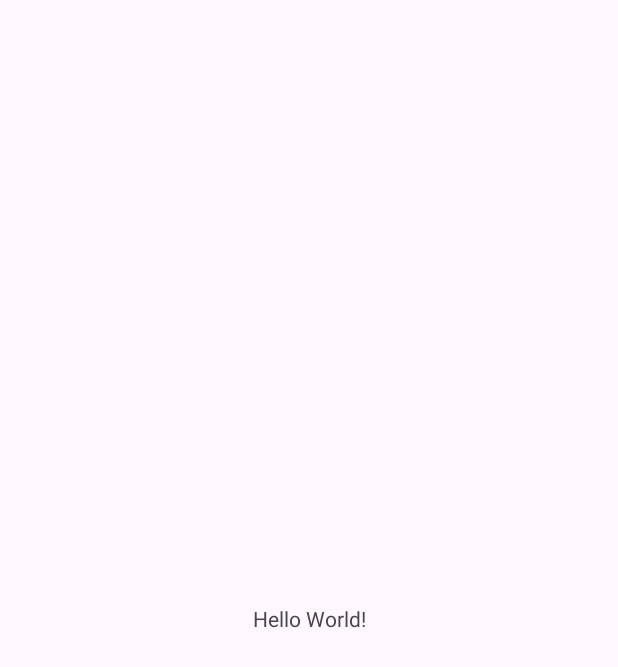
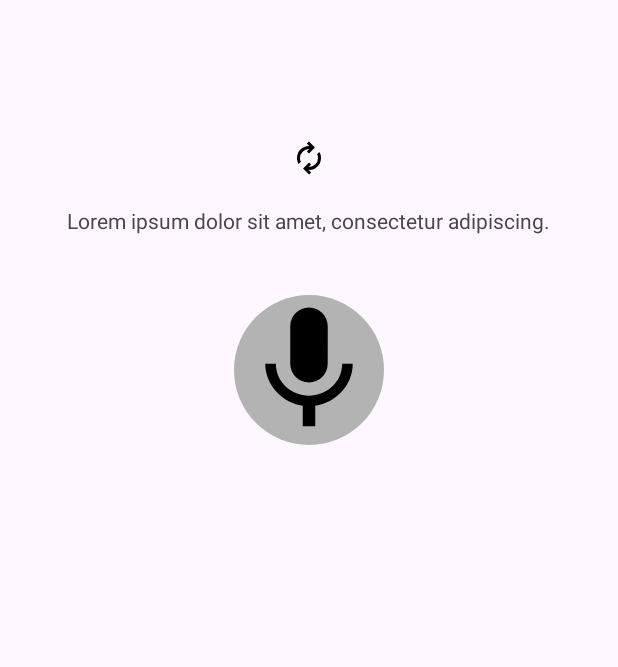
Before and after one commit to XezolesS/echo-app, an Android app: the screen it shows after launch (MainActivity), on a phone screen of 412 x 824 dp. Before the commit the part shown is almost empty. Shown: the top 667 px of the screen. Run offline under Robolectric (Android 15) with nearby library versions, the phone set to English and light mode, and no system bars.

Commit message:
feat: View and recording prototype (#1)

```diff
--- a/app/src/main/AndroidManifest.xml
+++ b/app/src/main/AndroidManifest.xml
@@ -1,6 +1,8 @@
 <?xml version="1.0" encoding="utf-8"?>
 <manifest xmlns:android="http://schemas.android.com/apk/res/android"
     xmlns:tools="http://schemas.android.com/tools">
+
+    <uses-permission android:name="android.permission.RECORD_AUDIO" />
 
     <application
         android:allowBackup="true"
--- a/app/src/main/java/com/graphonic/echoapp/MainActivity.kt
+++ b/app/src/main/java/com/graphonic/echoapp/MainActivity.kt
@@ -1,12 +1,27 @@
 package com.graphonic.echoapp
 
+import android.content.Context
+import android.content.pm.PackageManager
+import android.media.MediaRecorder
+import android.os.Build
 import android.os.Bundle
+import android.util.Log
+import android.widget.Button
+import android.widget.ImageButton
 import androidx.activity.enableEdgeToEdge
 import androidx.appcompat.app.AppCompatActivity
+import androidx.core.content.ContextCompat
 import androidx.core.view.ViewCompat
 import androidx.core.view.WindowInsetsCompat
+import java.io.IOException
 
 class MainActivity : AppCompatActivity() {
+    private val REQUEST_RECORD_AUDIO_PERMISSION = 200
+
+    private var mediaRecorder: MediaRecorder? = null
+    private var audioFilePath: String = ""
+    private var isRecording: Boolean = false
+
     override fun onCreate(savedInstanceState: Bundle?) {
         super.onCreate(savedInstanceState)
         enableEdgeToEdge()
@@ -16,5 +31,87 @@ class MainActivity : AppCompatActivity() {
             v.setPadding(systemBars.left, systemBars.top, systemBars.right, systemBars.bottom)
             insets
         }
+
+        requestPermission()
+        setRecordingPath(this)
+        registerButtonEvents()
+    }
+
+    private fun checkAudioPermission(): Boolean {
+        return checkSelfPermission(android.Manifest.permission.RECORD_AUDIO) ==
+                PackageManager.PERMISSION_GRANTED
+    }
+
+    private fun requestPermission() {
+        if (checkAudioPermission()) {
+            return
+        }
+
+        requestPermissions(
+            arrayOf(android.Manifest.permission.RECORD_AUDIO),
+            REQUEST_RECORD_AUDIO_PERMISSION)
+    }
+
+    private fun setRecordingPath(context: Context) {
+        // Save to the app's cache directory
+        audioFilePath = "${context.externalCacheDir?.absolutePath}/myaudio.3gp"
+    }
+
+    private fun startRecording(context: Context) {
+        mediaRecorder = if (Build.VERSION.SDK_INT >= Build.VERSION_CODES.S) {
+            MediaRecorder(context) // for modern APIs (31 or newer)
+        } else {
+            @Suppress("DEPRECATION")
+            MediaRecorder() // for older APIs
+        }.apply {
+            setAudioSource(MediaRecorder.AudioSource.MIC)
+            setOutputFormat(MediaRecorder.OutputFormat.THREE_GPP)
+            setOutputFile(audioFilePath)
+            setAudioEncoder(MediaRecorder.AudioEncoder.AMR_NB)
+
+            try {
+                prepare()
+            } catch (e: IOException) {
+                Log.e("AudioRecorder", "prepare() failed: ${e.message}")
+            }
+
+            start()
+        }
+
+        isRecording = true
+        Log.d("AudioRecorder", "Recording started at: $audioFilePath")
+    }
+
+    private fun stopRecording() {
+        mediaRecorder?.apply {
+            try {
+                stop()
+                release()
+            } catch (e: Exception) {
+                Log.e("AudioRecorder", "Stop/Release failed: ${e.message}")
+            }
+        }
+
+        mediaRecorder = null
+        isRecording = false
+        Log.d("AudioRecorder", "Recording stopped.")
+    }
+
+    private fun registerButtonEvents() {
+        val recordButton = findViewById<ImageButton>(R.id.record_button)
+        recordButton.setOnClickListener {
+            if (isRecording) {
+                stopRecording()
+
+                val stopColor = ContextCompat.getColorStateList(this, R.color.primary_2)
+                recordButton.backgroundTintList = stopColor
+            } else {
+                startRecording(this)
+
+                val recordColor = ContextCompat.getColorStateList(this, R.color.accent_processing)
+                recordButton.backgroundTintList = recordColor
+            }
+        }
+
     }
 }
--- /dev/null
+++ b/app/src/main/res/drawable/button_circular_background.xml
@@ -0,0 +1,5 @@
+<?xml version="1.0" encoding="utf-8"?>
+<shape xmlns:android="http://schemas.android.com/apk/res/android">
+    <solid android:color="@color/primary_2" />
+    <corners android:radius="100dp" />
+</shape>
--- /dev/null
+++ b/app/src/main/res/drawable/mic_24.xml
@@ -0,0 +1,10 @@
+<vector xmlns:android="http://schemas.android.com/apk/res/android"
+    android:height="24dp"
+    android:tint="@color/primary_5"
+    android:viewportHeight="24"
+    android:viewportWidth="24"
+    android:width="24dp">
+    <path
+        android:fillColor="@color/primary_5"
+        android:pathData="M12,14c1.66,0 2.99,-1.34 2.99,-3L15,5c0,-1.66 -1.34,-3 -3,-3S9,3.34 9,5v6c0,1.66 1.34,3 3,3zM17.3,11c0,3 -2.54,5.1 -5.3,5.1S6.7,14 6.7,11L5,11c0,3.41 2.72,6.23 6,6.72L11,21h2v-3.28c3.28,-0.48 6,-3.3 6,-6.72h-1.7z"/>
+</vector>
--- /dev/null
+++ b/app/src/main/res/drawable/refresh.xml
@@ -0,0 +1,10 @@
+<vector xmlns:android="http://schemas.android.com/apk/res/android"
+    android:height="24dp"
+    android:tint="@color/primary_5"
+    android:viewportHeight="960"
+    android:viewportWidth="960"
+    android:width="24dp">
+    <path
+        android:fillColor="@color/primary_5"
+        android:pathData="M204,642Q182,604 171,564Q160,524 160,482Q160,348 253,254Q346,160 480,160L487,160L423,96L479,40L639,200L479,360L423,304L487,240L480,240Q380,240 310,310.5Q240,381 240,482Q240,508 246,533Q252,558 264,582L204,642ZM481,920L321,760L481,600L537,656L473,720L480,720Q580,720 650,649.5Q720,579 720,478Q720,452 714,427Q708,402 696,378L756,318Q778,356 789,396Q800,436 800,478Q800,612 707,706Q614,800 480,800L473,800L537,864L481,920Z"/>
+</vector>
--- a/app/src/main/res/layout/activity_main.xml
+++ b/app/src/main/res/layout/activity_main.xml
@@ -7,13 +7,43 @@
     android:layout_height="match_parent"
     tools:context=".MainActivity">
 
-    <TextView
-        android:layout_width="wrap_content"
+
+    <LinearLayout
+        android:layout_width="match_parent"
         android:layout_height="wrap_content"
-        android:text="Hello World!"
+        android:gravity="center"
+        android:orientation="vertical"
         app:layout_constraintBottom_toBottomOf="parent"
         app:layout_constraintEnd_toEndOf="parent"
+        app:layout_constraintHorizontal_bias="0.0"
         app:layout_constraintStart_toStartOf="parent"
-        app:layout_constraintTop_toTopOf="parent" />
+        app:layout_constraintTop_toTopOf="parent"
+        app:layout_constraintVertical_bias="0.15">
+
+        <ImageButton
+            android:layout_width="wrap_content"
+            android:layout_height="wrap_content"
+            android:src="@drawable/refresh"
+            android:background="#00000000"/>
+
+        <TextView
+            android:id="@+id/speech_text"
+            android:layout_width="wrap_content"
+            android:layout_height="wrap_content"
+            android:text="Lorem ipsum dolor sit amet, consectetur adipiscing."
+            android:paddingTop="20dp"
+            android:paddingBottom="40dp" />
+
+        <ImageButton
+            android:id="@+id/record_button"
+            android:layout_width="100dp"
+            android:layout_height="100dp"
+            android:scaleType="fitCenter"
+            android:src="@drawable/mic_24"
+            android:background="@drawable/button_circular_background"
+            android:contentDescription="Record" />
+
+    </LinearLayout>
+
 
 </androidx.constraintlayout.widget.ConstraintLayout>
--- a/app/src/main/res/values/colors.xml
+++ b/app/src/main/res/values/colors.xml
@@ -2,4 +2,14 @@
 <resources>
     <color name="black">#FF000000</color>
     <color name="white">#FFFFFFFF</color>
+
+    <color name="primary_1">#FFFFFFFF</color>
+    <color name="primary_2">#FFB3B3B3</color>
+    <color name="primary_3">#FF666666</color>
+    <color name="primary_4">#FF262626</color>
+    <color name="primary_5">#FF000000</color>
+
+    <color name="accent_negative">#FFB62427</color>
+    <color name="accent_positive">#FF248BB6</color>
+    <color name="accent_processing">#FFB69424</color>
 </resources>
```
